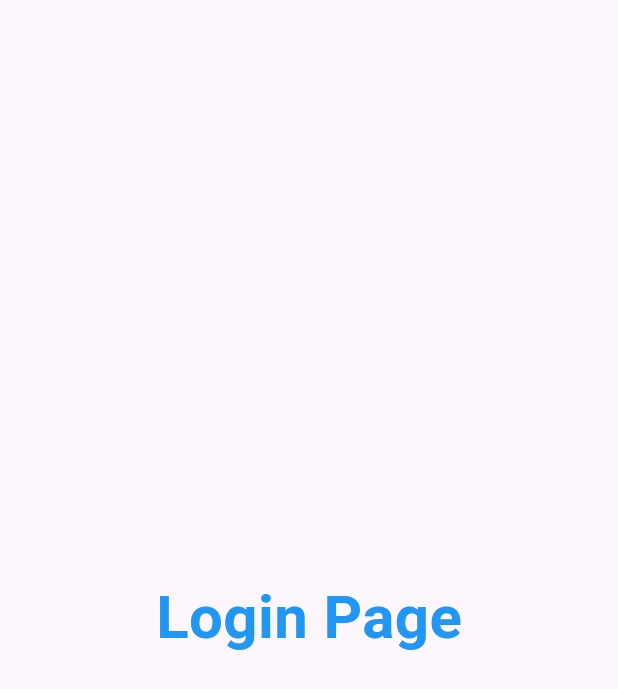
After one commit to SuhAilMAnzoor/30DaysOfFlutter, a Flutter app: the LoginPage screen opened by its route, on a phone screen of 412 x 824 dp. The commit adds this screen. Shown: the top 689 px of the screen. Run offline on Flutter 3.47's test engine with Material 3 defaults, Android fonts, the phone set to English and light mode, and no system bars.

Commit message:
day 3 completed

```diff
--- /dev/null
+++ b/lib/pages/login_page.dart
@@ -0,0 +1,21 @@
+import 'package:flutter/material.dart';
+
+class LoginPage extends StatelessWidget {
+  const LoginPage({super.key});
+
+  @override
+  Widget build(BuildContext context) {
+    return Scaffold(
+      body: Center(
+        child: Text(
+          "Login Page",
+          style: TextStyle(
+            fontSize: 40,
+            color: Colors.blue,
+            fontWeight: FontWeight.bold,
+          ),
+        ),
+      ),
+    );
+  }
+}
```
Also changed, not shown: lib/main.dart (+14 -2 lines), lib/pages/home_page.dart (renamed from lib/home_page.dart).
